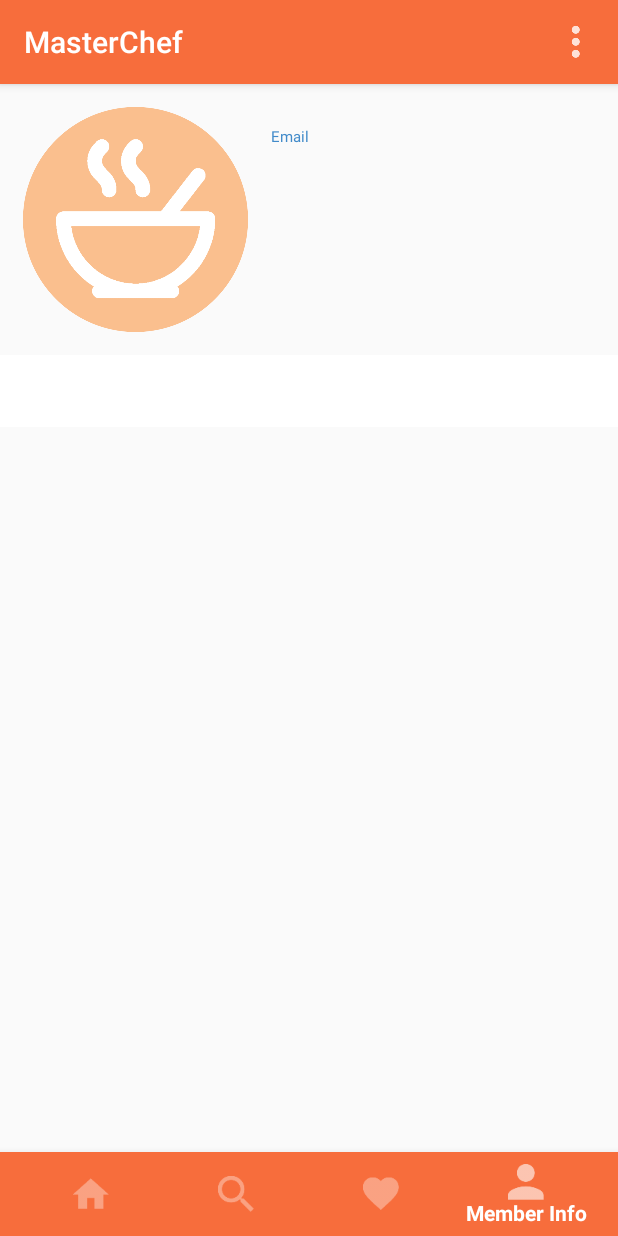
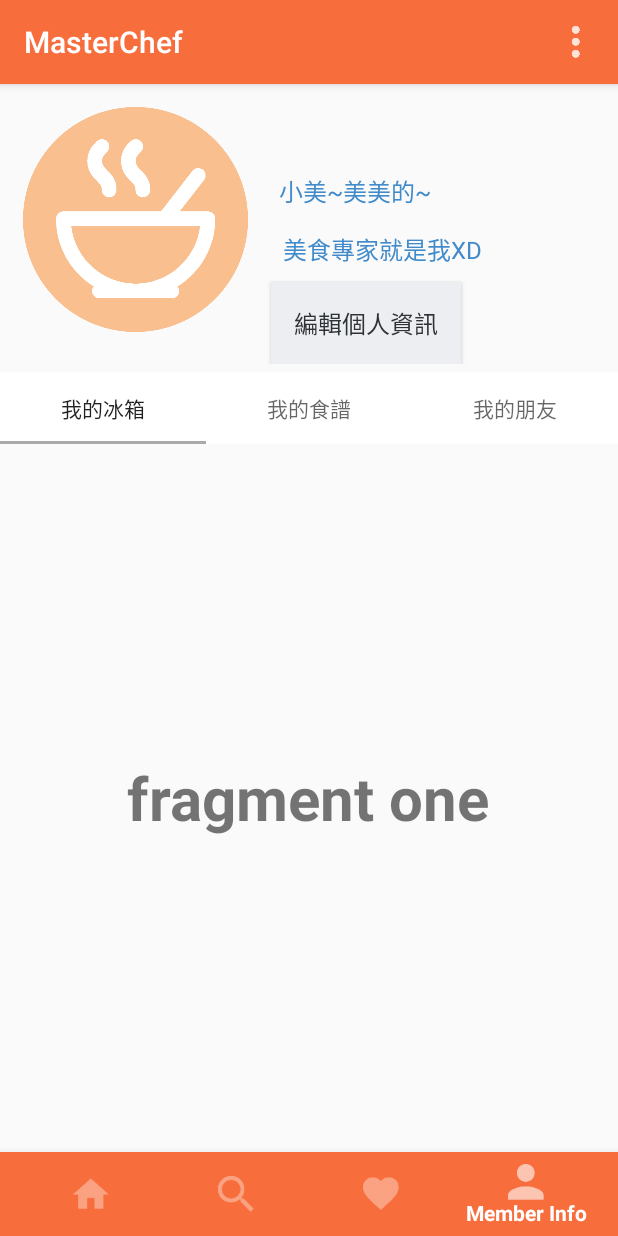
Before and after one commit to hillgiang/MasterChef, an Android app: the screen it shows after launch (MainActivity), item 4 of the bottom bar chosen, on a phone screen of 412 x 824 dp. Run offline under Robolectric (Android 15) with nearby library versions, the phone set to English and light mode, and no system bars; 1 statement that could not run was skipped.

Commit message:
user interface

```diff
--- /dev/null
+++ b/app/src/main/java/com/project/cyim/masterchef/UserFragment1.java
@@ -0,0 +1,28 @@
+package com.project.cyim.masterchef;
+
+import android.os.Bundle;
+import android.support.v4.app.Fragment;
+import android.view.LayoutInflater;
+import android.view.View;
+import android.view.ViewGroup;
+
+/**
+ * Created by user on 2017/8/8.
+ */
+public class UserFragment1 extends Fragment {
+    public UserFragment1() {
+        // Required empty public constructor
+    }
+
+    @Override
+    public void onCreate(Bundle savedInstanceState) {
+        super.onCreate(savedInstanceState);
+    }
+
+    @Override
+    public View onCreateView(LayoutInflater inflater, ViewGroup container,
+                             Bundle savedInstanceState) {
+        // Inflate the layout for this fragment
+        return inflater.inflate(R.layout.userfragment_one, container, false);
+    }
+}
--- /dev/null
+++ b/app/src/main/java/com/project/cyim/masterchef/UserFragment2.java
@@ -0,0 +1,28 @@
+package com.project.cyim.masterchef;
+
+import android.os.Bundle;
+import android.support.v4.app.Fragment;
+import android.view.LayoutInflater;
+import android.view.View;
+import android.view.ViewGroup;
+
+/**
+ * Created by user on 2017/8/8.
+ */
+public class UserFragment2 extends Fragment {
+    public UserFragment2() {
+        // Required empty public constructor
+    }
+
+    @Override
+    public void onCreate(Bundle savedInstanceState) {
+        super.onCreate(savedInstanceState);
+    }
+
+    @Override
+    public View onCreateView(LayoutInflater inflater, ViewGroup container,
+                             Bundle savedInstanceState) {
+        // Inflate the layout for this fragment
+        return inflater.inflate(R.layout.userfragment_two, container, false);
+    }
+}
--- /dev/null
+++ b/app/src/main/java/com/project/cyim/masterchef/UserFragment3.java
@@ -0,0 +1,28 @@
+package com.project.cyim.masterchef;
+
+import android.os.Bundle;
+import android.support.v4.app.Fragment;
+import android.view.LayoutInflater;
+import android.view.View;
+import android.view.ViewGroup;
+
+/**
+ * Created by user on 2017/8/8.
+ */
+public class UserFragment3 extends Fragment {
+    public UserFragment3() {
+        // Required empty public constructor
+    }
+
+    @Override
+    public void onCreate(Bundle savedInstanceState) {
+        super.onCreate(savedInstanceState);
+    }
+
+    @Override
+    public View onCreateView(LayoutInflater inflater, ViewGroup container,
+                             Bundle savedInstanceState) {
+        // Inflate the layout for this fragment
+        return inflater.inflate(R.layout.userfragment_three, container, false);
+    }
+}
--- a/app/src/main/java/com/project/cyim/masterchef/UsersInfo.java
+++ b/app/src/main/java/com/project/cyim/masterchef/UsersInfo.java
@@ -1,7 +1,11 @@
 package com.project.cyim.masterchef;
 
 import android.os.Bundle;
+import android.support.design.widget.TabLayout;
 import android.support.v4.app.Fragment;
+import android.support.v4.app.FragmentManager;
+import android.support.v4.app.FragmentPagerAdapter;
+import android.support.v4.view.ViewPager;
 import android.view.LayoutInflater;
 import android.view.Menu;
 import android.view.MenuInflater;
@@ -10,6 +14,8 @@ import android.view.View;
 import android.view.ViewGroup;
 import android.widget.TextView;
 import android.widget.Button;
+import java.util.ArrayList;
+import java.util.List;
 import java.util.HashMap;
 import android.content.Intent;
 
@@ -18,6 +24,8 @@ import android.content.Intent;
  */
 
 public class UsersInfo extends Fragment {
+    private TabLayout tabLayout;
+    private ViewPager viewPager;
     private TextView textview;
     SessionManagement session;
 
@@ -36,6 +44,13 @@ public class UsersInfo extends Fragment {
     public View onCreateView(LayoutInflater inflater, ViewGroup container,
                              Bundle savedInstanceState) {
         View v = inflater.inflate(R.layout.users_info, container, false);
+        // tab
+        viewPager = (ViewPager) v.findViewById(R.id.pager);
+        setupViewPager(viewPager);
+        tabLayout = (TabLayout) v.findViewById(R.id.tabs);
+        tabLayout.setupWithViewPager(viewPager);
+
+
         session = new SessionManagement(getActivity());
 
         textview = (TextView) v.findViewById(R.id.textView);
@@ -49,6 +64,39 @@ public class UsersInfo extends Fragment {
         //把那些資料在UI上顯示出來(set TextView)。
 
         return v;
+    }
+    // tab
+    private void setupViewPager(ViewPager viewPager) {
+        UsersInfo.ViewPagerAdapter adapter = new UsersInfo.ViewPagerAdapter(getChildFragmentManager());
+        adapter.addFragment(new UserFragment1(), "我的冰箱");
+        adapter.addFragment(new UserFragment2(), "我的食譜");
+        adapter.addFragment(new UserFragment3(), "我的朋友");
+        viewPager.setAdapter(adapter);
+    }
+    // tab
+    class ViewPagerAdapter extends FragmentPagerAdapter {
+        private final List<Fragment> mFragmentList = new ArrayList<>();
+        private final List<String> mFragmentTitleList = new ArrayList<>();
+
+        public ViewPagerAdapter(FragmentManager manager) {
+            super(manager);
+        }
+        @Override
+        public Fragment getItem(int position) {
+            return mFragmentList.get(position);
+        }
+        @Override
+        public int getCount() {
+            return mFragmentList.size();
+        }
+        public void addFragment(Fragment fragment, String title) {
+            mFragmentList.add(fragment);
+            mFragmentTitleList.add(title);
+        }
+        @Override
+        public CharSequence getPageTitle(int position) {
+            return mFragmentTitleList.get(position);
+        }
     }
 
     @Override
--- /dev/null
+++ b/app/src/main/res/layout/userfragment_one.xml
@@ -0,0 +1,16 @@
+<?xml version="1.0" encoding="utf-8"?>
+<RelativeLayout xmlns:android="http://schemas.android.com/apk/res/android"
+    xmlns:tools="http://schemas.android.com/tools"
+    android:layout_width="match_parent"
+    android:layout_height="match_parent"
+    tools:context=".UserFragment1">
+
+    <TextView
+        android:layout_width="wrap_content"
+        android:layout_height="wrap_content"
+        android:text="fragment one"
+        android:textSize="40dp"
+        android:textStyle="bold"
+        android:layout_centerInParent="true"/>
+
+</RelativeLayout>
--- /dev/null
+++ b/app/src/main/res/layout/userfragment_three.xml
@@ -0,0 +1,16 @@
+<?xml version="1.0" encoding="utf-8"?>
+<RelativeLayout xmlns:android="http://schemas.android.com/apk/res/android"
+    xmlns:tools="http://schemas.android.com/tools"
+    android:layout_width="match_parent"
+    android:layout_height="match_parent"
+    tools:context=".UserFragment3">
+
+    <TextView
+        android:layout_width="wrap_content"
+        android:layout_height="wrap_content"
+        android:text="fragment three"
+        android:textSize="40dp"
+        android:textStyle="bold"
+        android:layout_centerInParent="true"/>
+
+</RelativeLayout>
--- /dev/null
+++ b/app/src/main/res/layout/userfragment_two.xml
@@ -0,0 +1,16 @@
+<?xml version="1.0" encoding="utf-8"?>
+<RelativeLayout xmlns:android="http://schemas.android.com/apk/res/android"
+    xmlns:tools="http://schemas.android.com/tools"
+    android:layout_width="match_parent"
+    android:layout_height="match_parent"
+    tools:context=".UserFragment2">
+
+    <TextView
+        android:layout_width="wrap_content"
+        android:layout_height="wrap_content"
+        android:text="fragment two"
+        android:textSize="40dp"
+        android:textStyle="bold"
+        android:layout_centerInParent="true"/>
+
+</RelativeLayout>
--- a/app/src/main/res/layout/users_info.xml
+++ b/app/src/main/res/layout/users_info.xml
@@ -3,40 +3,42 @@
     android:orientation="vertical" android:layout_width="match_parent"
     android:layout_height="match_parent">
 
-    <RelativeLayout xmlns:android="http://schemas.android.com/apk/res/android"
+    <RelativeLayout
         android:layout_width="fill_parent"
         android:layout_height="wrap_content"
         android:orientation="horizontal"
-        android:padding="5dip" >
+        android:padding="5dip">
 
         <!--  ListRow Left sied Thumbnail image -->
-        <LinearLayout android:id="@+id/thumbnail"
+        <LinearLayout
+            android:id="@+id/thumbnail"
             android:layout_width="wrap_content"
             android:layout_height="wrap_content"
-            android:padding="10dip"
             android:layout_alignParentLeft="true"
-            android:layout_marginRight="5dip">
+            android:layout_marginRight="5dip"
+            android:padding="10dip">
 
             <ImageView
                 android:id="@+id/list_image"
                 android:layout_width="150dip"
                 android:layout_height="150dip"
-                android:src="@drawable/foods"/>
+                android:src="@drawable/foods" />
 
         </LinearLayout>
 
         <!-- Title -->
         <TextView
             android:id="@+id/textView"
-            android:layout_width="wrap_content"
+            android:layout_width="fill_parent"
             android:layout_height="wrap_content"
             android:layout_alignTop="@+id/thumbnail"
             android:layout_toRightOf="@+id/thumbnail"
-            android:text="Name"
-            android:textColor="@color/bg_login"
-            android:typeface="sans"
-            android:textSize="15dip"
-            android:textStyle="bold"/>
+            android:padding="10dip"
+            android:text="陳美美"
+            android:textColor="@color/bg_main"
+            android:textSize="20dip"
+            android:textStyle="bold"
+            android:typeface="sans" />
 
         <!-- Author -->
         <TextView
@@ -44,11 +46,38 @@
             android:layout_width="fill_parent"
             android:layout_height="wrap_content"
             android:layout_below="@id/textView"
-            android:textColor="@color/bg_main"
-            android:textSize="10dip"
             android:layout_marginTop="1dip"
             android:layout_toRightOf="@+id/thumbnail"
-            android:text="Email" />
+            android:padding="5dip"
+            android:text="小美~美美的~"
+            android:textColor="@color/bg_main"
+            android:textSize="16dip" />
+
+        <TextView
+            android:id="@+id/author2"
+            android:layout_width="fill_parent"
+            android:layout_height="wrap_content"
+            android:layout_below="@id/author"
+            android:layout_marginTop="1dip"
+            android:layout_toRightOf="@+id/thumbnail"
+            android:padding="8dip"
+            android:text="美食專家就是我XD"
+            android:textColor="@color/bg_main"
+            android:textSize="16dip" />
+
+        <Button
+            android:id="@+id/edit"
+            android:layout_width="wrap_content"
+            android:layout_height="wrap_content"
+            android:layout_below="@+id/author2"
+            android:layout_marginTop="2dip"
+            android:layout_toEndOf="@+id/thumbnail"
+            android:background="@color/btn_login_bg"
+            android:padding="15dip"
+            android:text="@string/edit"
+            android:textColor="@color/bg_register"
+            android:textSize="16dip" />
+
 
     </RelativeLayout>
 
--- a/app/src/main/res/values/strings.xml
+++ b/app/src/main/res/values/strings.xml
@@ -14,6 +14,7 @@
     <string name="action_write">New Recipes</string>
     <string name="action_more">More</string>
     <string name="cart">Cart</string>
+    <string name="edit">編輯個人資訊</string>
 
     <string name="tab_home">Home</string>
     <string name="tab_search">Search</string>
```
